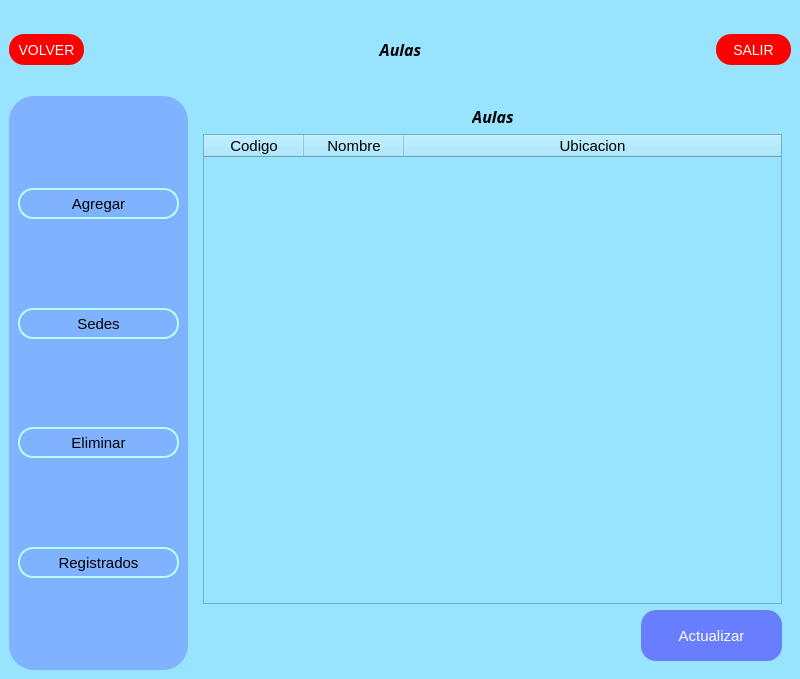
Above: ui/aulas.ui from Reinaldito04/IUTA----HORARIOS before the change. Below: the same form after it.
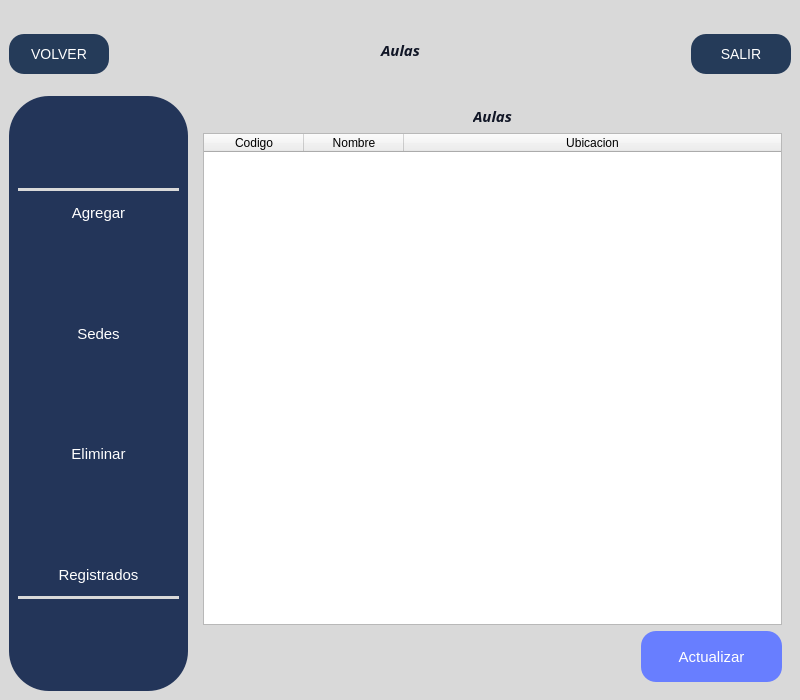
That is the form after the change. The open tabs and pages were chosen to show the change. Icons and pictures are not drawn.

```diff
--- a/ui/aulas.ui
+++ b/ui/aulas.ui
@@ -7,22 +7,44 @@
     <x>0</x>
     <y>0</y>
     <width>800</width>
-    <height>661</height>
+    <height>700</height>
    </rect>
   </property>
   <property name="windowTitle">
    <string>MainWindow</string>
   </property>
   <property name="styleSheet">
-   <string notr="true">background-color:rgb(152, 228, 255);</string>
+   <string notr="true">QMainWindow{
+background-color:#D9D9D9;
+
+}
+QLineEdit{
+background-color: #7E94Bf;
+}
+QLabel{
+font-size:15px;
+color:#111626;}</string>
   </property>
   <widget class="QWidget" name="centralwidget">
+   <property name="styleSheet">
+    <string notr="true"/>
+   </property>
    <layout class="QGridLayout" name="gridLayout">
     <item row="1" column="0">
      <widget class="QFrame" name="frame_2">
       <property name="styleSheet">
-       <string notr="true">background-color:rgb(128, 179, 255);
-border-radius:25px;</string>
+       <string notr="true">QFrame{
+background-color:#233559;
+border-radius:40px;
+}
+QPushButton{
+background-color:#233559;
+color:#FFF;
+border-radius:15px;
+}
+QPushButton::Hover{
+background-color: #637aa6 ;
+}</string>
       </property>
       <property name="frameShape">
        <enum>QFrame::StyledPanel</enum>
@@ -46,6 +68,16 @@
            </property>
           </spacer>
          </item>
+         <item>
+          <widget class="Line" name="line_2">
+           <property name="styleSheet">
+            <string notr="true">background-color:#d9d9d9;</string>
+           </property>
+           <property name="orientation">
+            <enum>Qt::Horizontal</enum>
+           </property>
+          </widget>
+         </item>
          <item>
           <widget class="QPushButton" name="bt_aggView_2">
            <property name="minimumSize">
@@ -62,8 +94,7 @@
            </property>
            <property name="styleSheet">
             <string notr="true">font-size:15px;
-border:2px solid rgb(182, 255, 250);
-border-radius:15px;</string>
+</string>
            </property>
            <property name="text">
             <string>Agregar</string>
@@ -109,8 +140,7 @@
            </property>
            <property name="styleSheet">
             <string notr="true">font-size:15px;
-border:2px solid rgb(182, 255, 250);
-border-radius:15px;</string>
+</string>
            </property>
            <property name="text">
             <string>Sedes</string>
@@ -155,9 +185,7 @@
             </size>
            </property>
            <property name="styleSheet">
-            <string notr="true">font-size:15px;
-border:2px solid rgb(182, 255, 250);
-border-radius:15px;</string>
+            <string notr="true">font-size:15px;</string>
            </property>
            <property name="text">
             <string>Eliminar</string>
@@ -202,9 +230,7 @@
             </size>
            </property>
            <property name="styleSheet">
-            <string notr="true">font-size:15px;
-border:2px solid rgb(182, 255, 250);
-border-radius:15px;</string>
+            <string notr="true">font-size:15px;</string>
            </property>
            <property name="text">
             <string>Registrados</string>
@@ -221,6 +247,16 @@
            </property>
           </widget>
          </item>
+         <item>
+          <widget class="Line" name="line">
+           <property name="styleSheet">
+            <string notr="true">background-color:#d9d9d9;</string>
+           </property>
+           <property name="orientation">
+            <enum>Qt::Horizontal</enum>
+           </property>
+          </widget>
+         </item>
          <item>
           <spacer name="verticalSpacer_4">
            <property name="orientation">
@@ -670,7 +706,7 @@
               <property name="font">
                <font>
                 <family>Hack Nerd Font Mono</family>
-                <pointsize>12</pointsize>
+                <pointsize>-1</pointsize>
                 <weight>75</weight>
                 <italic>true</italic>
                 <bold>true</bold>
@@ -711,7 +747,42 @@
              </size>
             </property>
             <property name="styleSheet">
-             <string notr="true">background-color:rgb(152, 228, 255);
+             <string notr="true">QTableWidget {
+                background-color: transparent;
+                border: 1px solid black;
+                border-radius: 10px;
+            }
+
+            QTableWidget QHeaderView::section {
+                background-color: #253b59;
+                color: #fff;
+                border-bottom: 2px solid white;
+            }
+
+            QTableWidget QHeaderView::section:first {
+                border-top-left-radius: 10px;
+            }
+
+            QTableWidget QHeaderView::section:last {
+                border-top-right-radius: 10px;
+            }
+
+            QTableWidget QTableCornerButton::section {
+                background-color: #63b6bf;
+                border-top-left-radius: 10px;
+            }
+
+            QTableWidget::item {
+                background-color: #63b6bf;
+                color: #111626;
+                border-bottom: 1px solid black;
+                padding: 5px;
+            }
+
+            QTableWidget::item:selected {
+                background-color: #b6ecf2;
+                color: #111626;
+            }
 font-size:15px;</string>
             </property>
             <property name="rowCount">
@@ -1263,8 +1334,8 @@
        <widget class="QPushButton" name="bt_salir_2">
         <property name="minimumSize">
          <size>
-          <width>75</width>
-          <height>31</height>
+          <width>100</width>
+          <height>40</height>
          </size>
         </property>
         <property name="maximumSize">
@@ -1274,10 +1345,15 @@
          </size>
         </property>
         <property name="styleSheet">
-         <string notr="true">background-color:red;
+         <string notr="true">QPushButton{
+background-color:#253b59;
 color:white;
 font-size:14px;
-border-radius:15px;</string>
+border-radius:15px;
+}
+QPushButton::Hover{
+background-color:#637aa6;
+}</string>
         </property>
         <property name="text">
          <string>VOLVER</string>
@@ -1314,7 +1390,7 @@
         <property name="font">
          <font>
           <family>Hack Nerd Font Mono</family>
-          <pointsize>12</pointsize>
+          <pointsize>-1</pointsize>
           <weight>75</weight>
           <italic>true</italic>
           <bold>true</bold>
@@ -1351,8 +1427,8 @@
        <widget class="QPushButton" name="bt_salir">
         <property name="minimumSize">
          <size>
-          <width>75</width>
-          <height>31</height>
+          <width>100</width>
+          <height>40</height>
          </size>
         </property>
         <property name="maximumSize">
@@ -1362,10 +1438,15 @@
          </size>
         </property>
         <property name="styleSheet">
-         <string notr="true">background-color:red;
+         <string notr="true">QPushButton{
+background-color:#253b59;
 color:white;
 font-size:14px;
-border-radius:15px;</string>
+border-radius:15px;
+}
+QPushButton::Hover{
+background-color:#637aa6;
+}</string>
         </property>
         <property name="text">
          <string>SALIR</string>
```
Left out of the diff: 59 changed lines with no effect on the pictures.
